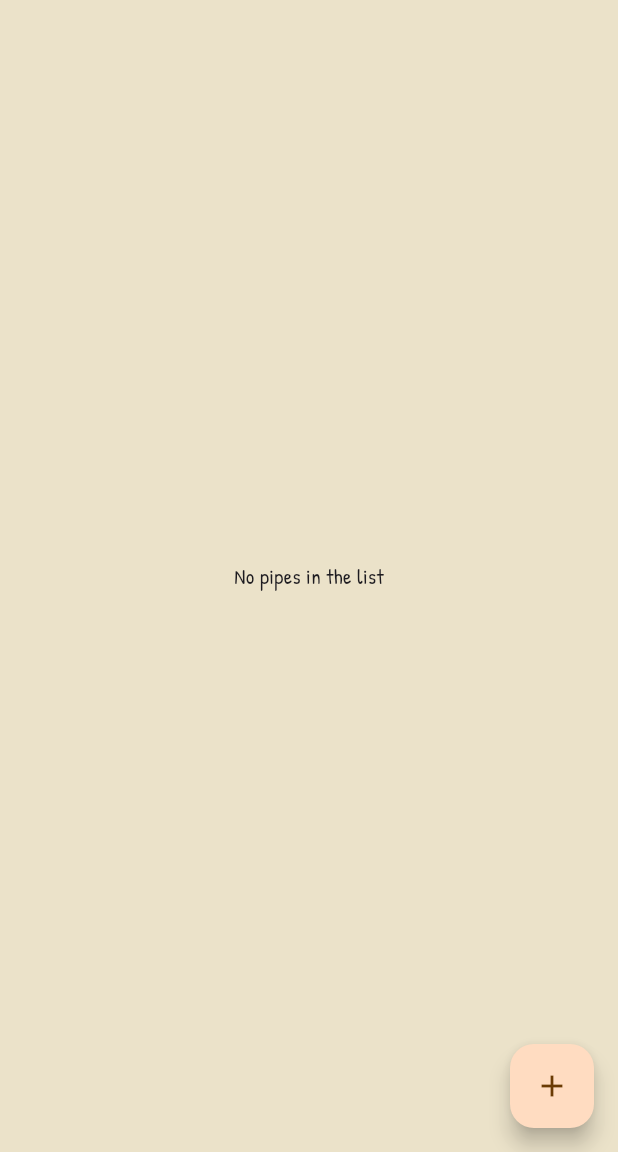
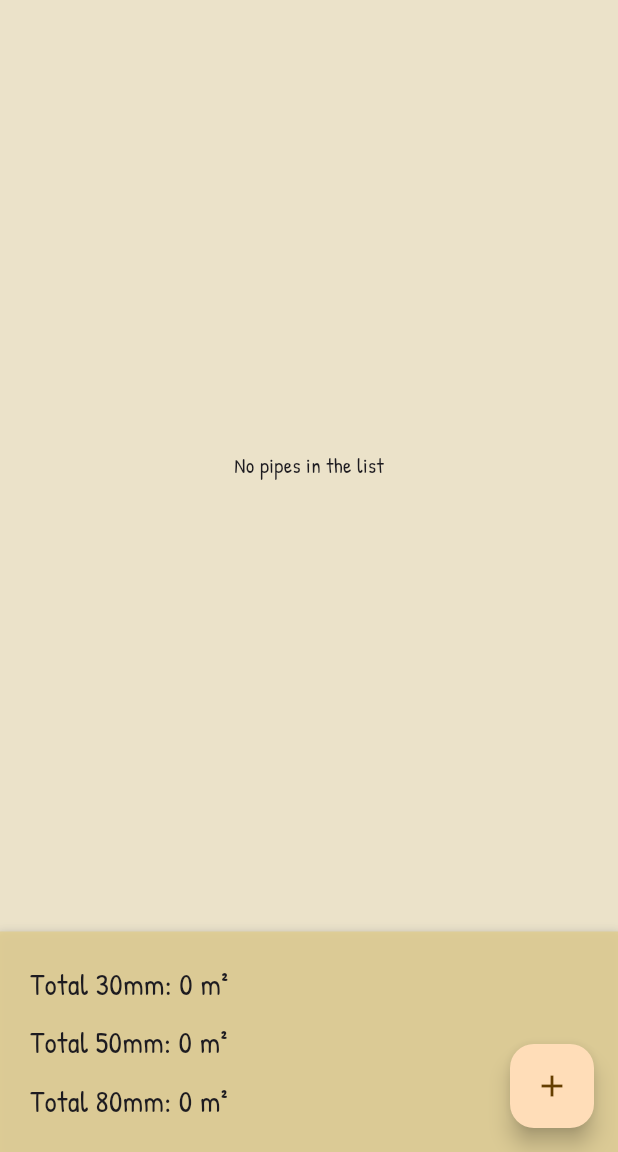
Before and after one commit to jockeBjers/insulation_app, a Flutter app: the screen it shows after launch, on a phone screen of 412 x 824 dp, the part 84-1236 px from its top. Run offline on Flutter 3.47's test engine with Material 3 defaults, Android fonts, the phone set to English and light mode, and no system bars; our stand-ins replace google_fonts.

Commit message:
add summary view that calculates the total area for each type of insulation

```diff
--- a/lib/Pages/home_page.dart
+++ b/lib/Pages/home_page.dart
@@ -11,7 +11,6 @@ class HomePage extends StatefulWidget {
 }
 
 class _HomePageState extends State<HomePage> {
-
   List<InsulatedPipe> pipes = [];
 
   void showAddPipeDialog() {
@@ -28,6 +27,7 @@ class _HomePageState extends State<HomePage> {
                 secondLayerMaterial: secondLayer,
               ));
             });
+            calculateTotalMaterial();
           },
         );
       },
@@ -38,9 +38,51 @@ class _HomePageState extends State<HomePage> {
     setState(() {
       pipes.removeAt(index);
     });
+    calculateTotalMaterial();
   }
 
-  // Summary
+
+//summary
+  double total30 = 0;
+  double total50 = 0;
+  double total80 = 0;
+
+  void calculateTotalMaterial() {
+    double newTotal30 = 0;
+    double newTotal50 = 0;
+    double newTotal80 = 0;
+
+    for (var pipe in pipes) {
+      switch (pipe.firstLayerMaterial.insulationThickness) {
+        case 0.03:
+          newTotal30 += pipe.getFirstLayerArea();
+          break;
+        case 0.05:
+          newTotal50 += pipe.getFirstLayerArea();
+          break;
+        case 0.08:
+          newTotal80 += pipe.getFirstLayerArea();
+          break;
+      }
+      switch (pipe.secondLayerMaterial?.insulationThickness) {
+        case 0.03:
+          newTotal30 += pipe.getSecondLayerArea();
+          break;
+        case 0.05:
+          newTotal50 += pipe.getSecondLayerArea();
+          break;
+        case 0.08:
+          newTotal80 += pipe.getSecondLayerArea();
+          break;
+      }
+    }
+
+    setState(() {
+      total30 = newTotal30;
+      total50 = newTotal50;
+      total80 = newTotal80;
+    });
+  }
 
   @override
   Widget build(BuildContext context) {
@@ -60,10 +102,41 @@ class _HomePageState extends State<HomePage> {
               ),
 
               // Summary view
-              Column(
-
-
-              ),
+              Container(
+                width: double.infinity,
+                padding: EdgeInsets.all(20),
+                decoration: BoxDecoration(
+                  color: Theme.of(context).primaryColor,
+                  boxShadow: [
+                    BoxShadow(
+                      color:
+                          const Color.fromARGB(155, 158, 158, 158).withValues(),
+                      spreadRadius: 2,
+                      blurRadius: 5,
+                      offset: Offset(0, 3),
+                    ),
+                  ],
+                ),
+                child: Column(
+                  crossAxisAlignment: CrossAxisAlignment.start,
+                  children: [
+                    Text(
+                      "Total 30mm: ${total30.ceil()} m²",
+                      style: TextStyle(fontSize: 20),
+                    ),
+                    SizedBox(height: 10),
+                    Text(
+                      "Total 50mm: ${total50.ceil()} m²",
+                      style: TextStyle(fontSize: 20),
+                    ),
+                    SizedBox(height: 10),
+                    Text(
+                      "Total 80mm: ${total80.ceil()} m²",
+                      style: TextStyle(fontSize: 20),
+                    ),
+                  ],
+                ),
+              ), // end container
             ],
           ),
         ),
@@ -93,11 +166,11 @@ class _HomePageState extends State<HomePage> {
               title: Text(
                   style: TextStyle(fontSize: 22), "Rör: ${pipe.size.label}"),
               subtitle: Text(
-                style: TextStyle(fontSize: 18),
-                "Längd: ${pipe.length}m\n"
-                "Första lager: (${pipe.firstLayerMaterial!.name}): ${pipe.getFirstLayerArea().ceil()} m², Bunt: ${pipe.getFirstLayerRolls().ceil()}\n"
-                "${pipe.secondLayerMaterial != null ? "Andra lager (${pipe.secondLayerMaterial!.name}): ${pipe.getSecondLayerArea().ceil()} m², Bunt: ${pipe.getSecondLayerRolls().ceil()}" : ""}",
-              ),
+                  style: TextStyle(fontSize: 18),
+                  "Längd: ${pipe.length}m\n"
+                  "Första lager: (${pipe.firstLayerMaterial.name}): ${pipe.getFirstLayerArea().ceil()} m², Bunt: ${pipe.getFirstLayerRolls().ceil()}"
+                  "${pipe.secondLayerMaterial != null ? "\nAndra lager (${pipe.secondLayerMaterial!.name}): ${pipe.getSecondLayerArea().ceil()} m², Bunt: ${pipe.getSecondLayerRolls().ceil()}" : ""}"
+                  /* "${pipe.firstLayerMaterial == pipe.secondLayerMaterial ? "\nTotal: ${pipe.getTotalArea().ceil()} m², Bunt: ${pipe.getTotalRolls().ceil()}" : ""}" */),
               trailing: IconButton(
                 icon: Icon(Icons.delete, color: Colors.red),
                 onPressed: () {
--- a/lib/main.dart
+++ b/lib/main.dart
@@ -12,13 +12,15 @@ class MyApp extends StatelessWidget {
   Widget build(BuildContext context) {
     return MaterialApp(
       debugShowCheckedModeBanner: false,
+
+
       theme: ThemeData(
         appBarTheme: AppBarTheme(
            backgroundColor: const Color.fromARGB(226, 223, 204, 145),
            centerTitle: true,
         ) ,
         colorScheme: ColorScheme.fromSeed(
-          seedColor: const Color.fromARGB(255, 255, 149, 27),
+          seedColor: const Color.fromARGB(255, 250, 204, 151),
            surface: const Color.fromARGB(236, 233, 224, 197)),
         primaryColor:  const Color.fromARGB(226, 223, 204, 145),
         textTheme: GoogleFonts.patrickHandTextTheme(),
--- a/lib/models/insulated_pipe.dart
+++ b/lib/models/insulated_pipe.dart
@@ -9,7 +9,6 @@ class InsulatedPipe {
   final InsulationType firstLayerMaterial;
   final InsulationType? secondLayerMaterial;
 
-  late final double insulationArea;
 
   InsulatedPipe({
       required this.size,
```
